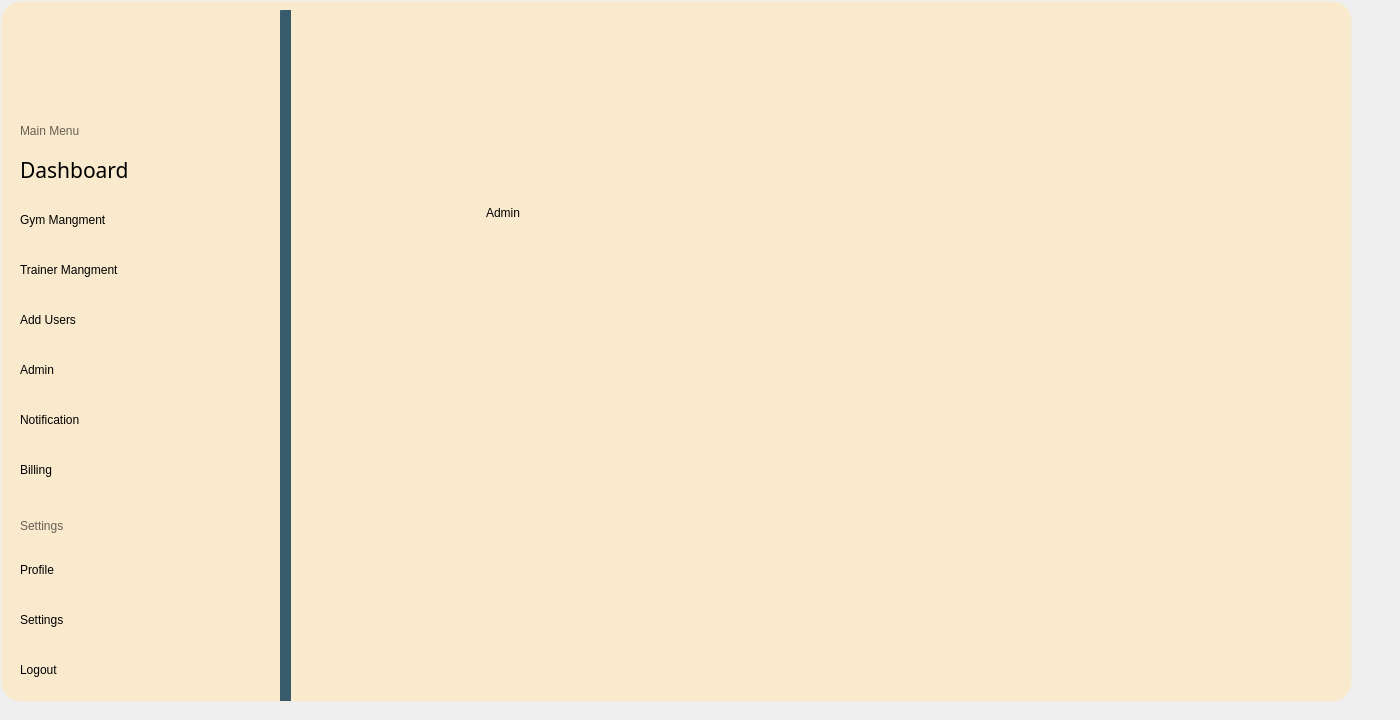
Qt form mainwindow.ui (YousefElbooz/FullGymProject) before a commit.
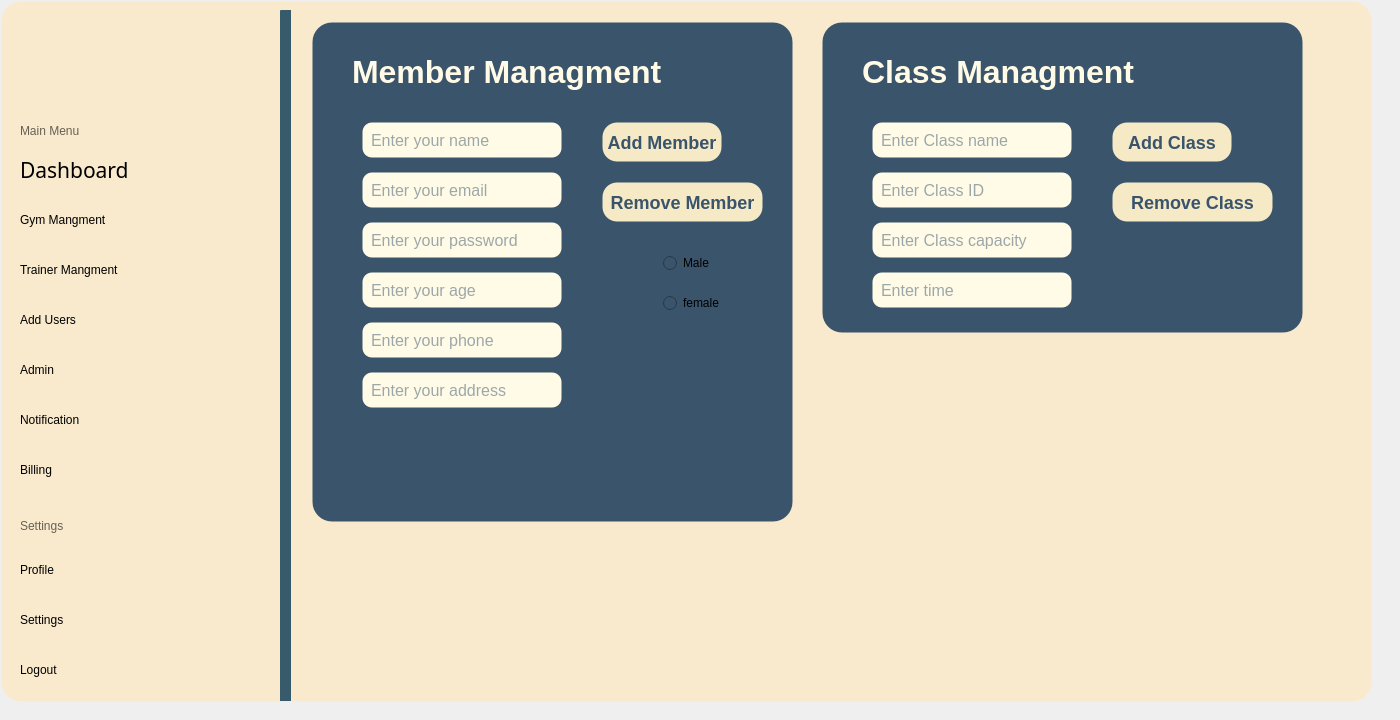
The same form after that commit. The open tabs and pages were chosen to show the change. Icons and pictures are not drawn.

Patch:
```diff
--- a/mainwindow.ui
+++ b/mainwindow.ui
@@ -26,8 +26,8 @@
      <rect>
       <x>0</x>
       <y>0</y>
-      <width>1401</width>
-      <height>801</height>
+      <width>1381</width>
+      <height>731</height>
      </rect>
     </property>
     <property name="styleSheet">
@@ -859,7 +859,7 @@
        <rect>
         <x>0</x>
         <y>0</y>
-        <width>1351</width>
+        <width>1371</width>
         <height>701</height>
        </rect>
       </property>
@@ -2497,21 +2497,331 @@
            <height>691</height>
           </rect>
          </property>
-         <widget class="QLabel" name="label_78">
+         <widget class="QFrame" name="MemberPanel_2">
           <property name="geometry">
            <rect>
-            <x>200</x>
-            <y>160</y>
-            <width>291</width>
-            <height>101</height>
+            <x>30</x>
+            <y>20</y>
+            <width>481</width>
+            <height>500</height>
            </rect>
           </property>
           <property name="styleSheet">
-           <string notr="true">color: rgb(0, 0, 0);</string>
+           <string notr="true">background-color: #3a546b; border-radius: 20px;</string>
           </property>
-          <property name="text">
-           <string>Admin</string>
+          <property name="frameShape">
+           <enum>QFrame::Shape::StyledPanel</enum>
           </property>
+          <widget class="QLabel" name="label_75">
+           <property name="geometry">
+            <rect>
+             <x>30</x>
+             <y>20</y>
+             <width>400</width>
+             <height>60</height>
+            </rect>
+           </property>
+           <property name="styleSheet">
+            <string notr="true">color: #fffbe7; font-family: 'Comic Sans MS', 'Comic Sans', cursive; font-size: 32px; font-weight: bold;</string>
+           </property>
+           <property name="text">
+            <string>Member Managment</string>
+           </property>
+          </widget>
+          <widget class="QLineEdit" name="MemberName_2">
+           <property name="geometry">
+            <rect>
+             <x>50</x>
+             <y>100</y>
+             <width>200</width>
+             <height>36</height>
+            </rect>
+           </property>
+           <property name="styleSheet">
+            <string notr="true">border-radius: 10px; padding: 6px; background: #fffbe7; color: #3a546b; font-size: 16px;</string>
+           </property>
+           <property name="placeholderText">
+            <string>Enter your name</string>
+           </property>
+          </widget>
+          <widget class="QLineEdit" name="MemberEmail_2">
+           <property name="geometry">
+            <rect>
+             <x>50</x>
+             <y>150</y>
+             <width>200</width>
+             <height>36</height>
+            </rect>
+           </property>
+           <property name="styleSheet">
+            <string notr="true">border-radius: 10px; padding: 6px; background: #fffbe7; color: #3a546b; font-size: 16px;</string>
+           </property>
+           <property name="placeholderText">
+            <string>Enter your email</string>
+           </property>
+          </widget>
+          <widget class="QLineEdit" name="MemberPassword_2">
+           <property name="geometry">
+            <rect>
+             <x>50</x>
+             <y>200</y>
+             <width>200</width>
+             <height>36</height>
+            </rect>
+           </property>
+           <property name="styleSheet">
+            <string notr="true">border-radius: 10px; padding: 6px; background: #fffbe7; color: #3a546b; font-size: 16px;</string>
+           </property>
+           <property name="echoMode">
+            <enum>QLineEdit::EchoMode::Password</enum>
+           </property>
+           <property name="placeholderText">
+            <string>Enter your password</string>
+           </property>
+          </widget>
+          <widget class="QLineEdit" name="MememberAge_2">
+           <property name="geometry">
+            <rect>
+             <x>50</x>
+             <y>250</y>
+             <width>200</width>
+             <height>36</height>
+            </rect>
+           </property>
+           <property name="styleSheet">
+            <string notr="true">border-radius: 10px; padding: 6px; background: #fffbe7; color: #3a546b; font-size: 16px;</string>
+           </property>
+           <property name="placeholderText">
+            <string>Enter your age</string>
+           </property>
+          </widget>
+          <widget class="QLineEdit" name="MemberPhone_2">
+           <property name="geometry">
+            <rect>
+             <x>50</x>
+             <y>300</y>
+             <width>200</width>
+             <height>36</height>
+            </rect>
+           </property>
+           <property name="styleSheet">
+            <string notr="true">border-radius: 10px; padding: 6px; background: #fffbe7; color: #3a546b; font-size: 16px;</string>
+           </property>
+           <property name="placeholderText">
+            <string>Enter your phone</string>
+           </property>
+          </widget>
+          <widget class="QLineEdit" name="MemberAddress_2">
+           <property name="geometry">
+            <rect>
+             <x>50</x>
+             <y>350</y>
+             <width>200</width>
+             <height>36</height>
+            </rect>
+           </property>
+           <property name="styleSheet">
+            <string notr="true">border-radius: 10px; padding: 6px; background: #fffbe7; color: #3a546b; font-size: 16px;</string>
+           </property>
+           <property name="placeholderText">
+            <string>Enter your address</string>
+           </property>
+          </widget>
+          <widget class="QPushButton" name="addMemberBtn_2">
+           <property name="geometry">
+            <rect>
+             <x>290</x>
+             <y>100</y>
+             <width>120</width>
+             <height>40</height>
+            </rect>
+           </property>
+           <property name="styleSheet">
+            <string notr="true">background: #f5e9c6; color: #3a546b; border-radius: 15px; font-size: 18px; font-weight: bold;</string>
+           </property>
+           <property name="text">
+            <string>Add Member</string>
+           </property>
+          </widget>
+          <widget class="QPushButton" name="RemoveMemberBtn_3">
+           <property name="geometry">
+            <rect>
+             <x>290</x>
+             <y>160</y>
+             <width>161</width>
+             <height>40</height>
+            </rect>
+           </property>
+           <property name="styleSheet">
+            <string notr="true">background: #f5e9c6; color: #3a546b; border-radius: 15px; font-size: 18px; font-weight: bold;</string>
+           </property>
+           <property name="text">
+            <string>Remove Member</string>
+           </property>
+          </widget>
+          <widget class="QRadioButton" name="radioButton">
+           <property name="geometry">
+            <rect>
+             <x>350</x>
+             <y>230</y>
+             <width>91</width>
+             <height>22</height>
+            </rect>
+           </property>
+           <property name="text">
+            <string>Male</string>
+           </property>
+          </widget>
+          <widget class="QRadioButton" name="radioButton_2">
+           <property name="geometry">
+            <rect>
+             <x>350</x>
+             <y>270</y>
+             <width>91</width>
+             <height>22</height>
+            </rect>
+           </property>
+           <property name="text">
+            <string>female</string>
+           </property>
+          </widget>
+         </widget>
+         <widget class="QFrame" name="ClassPanel_3">
+          <property name="geometry">
+           <rect>
+            <x>540</x>
+            <y>20</y>
+            <width>481</width>
+            <height>311</height>
+           </rect>
+          </property>
+          <property name="styleSheet">
+           <string notr="true">background-color: #3a546b; border-radius: 20px;</string>
+          </property>
+          <property name="frameShape">
+           <enum>QFrame::Shape::StyledPanel</enum>
+          </property>
+          <widget class="QLabel" name="label_76">
+           <property name="geometry">
+            <rect>
+             <x>30</x>
+             <y>20</y>
+             <width>400</width>
+             <height>60</height>
+            </rect>
+           </property>
+           <property name="styleSheet">
+            <string notr="true">color: #fffbe7; font-family: 'Comic Sans MS', 'Comic Sans', cursive; font-size: 32px; font-weight: bold;</string>
+           </property>
+           <property name="text">
+            <string>Class Managment</string>
+           </property>
+          </widget>
+          <widget class="QLineEdit" name="ClassName_3">
+           <property name="geometry">
+            <rect>
+             <x>50</x>
+             <y>100</y>
+             <width>200</width>
+             <height>36</height>
+            </rect>
+           </property>
+           <property name="styleSheet">
+            <string notr="true">border-radius: 10px; padding: 6px; background: #fffbe7; color: #3a546b; font-size: 16px;</string>
+           </property>
+           <property name="placeholderText">
+            <string>Enter Class name</string>
+           </property>
+          </widget>
+          <widget class="QLineEdit" name="ClassID_30">
+           <property name="geometry">
+            <rect>
+             <x>50</x>
+             <y>150</y>
+             <width>200</width>
+             <height>36</height>
+            </rect>
+           </property>
+           <property name="styleSheet">
+            <string notr="true">border-radius: 10px; padding: 6px; background: #fffbe7; color: #3a546b; font-size: 16px;</string>
+           </property>
+           <property name="echoMode">
+            <enum>QLineEdit::EchoMode::Normal</enum>
+           </property>
+           <property name="placeholderText">
+            <string>Enter Class ID</string>
+           </property>
+          </widget>
+          <widget class="QPushButton" name="addClassBtn_3">
+           <property name="geometry">
+            <rect>
+             <x>290</x>
+             <y>100</y>
+             <width>120</width>
+             <height>40</height>
+            </rect>
+           </property>
+           <property name="styleSheet">
+            <string notr="true">background: #f5e9c6; color: #3a546b; border-radius: 15px; font-size: 18px; font-weight: bold;</string>
+           </property>
+           <property name="text">
+            <string>Add Class</string>
+           </property>
+          </widget>
+          <widget class="QPushButton" name="RemoveClassBtn_4">
+           <property name="geometry">
+            <rect>
+             <x>290</x>
+             <y>160</y>
+             <width>161</width>
+             <height>40</height>
+            </rect>
+           </property>
+           <property name="styleSheet">
+            <string notr="true">background: #f5e9c6; color: #3a546b; border-radius: 15px; font-size: 18px; font-weight: bold;</string>
+           </property>
+           <property name="text">
+            <string>Remove Class</string>
+           </property>
+          </widget>
+          <widget class="QLineEdit" name="Class_capacity_31">
+           <property name="geometry">
+            <rect>
+             <x>50</x>
+             <y>200</y>
+             <width>200</width>
+             <height>36</height>
+            </rect>
+           </property>
+           <property name="styleSheet">
+            <string notr="true">border-radius: 10px; padding: 6px; background: #fffbe7; color: #3a546b; font-size: 16px;</string>
+           </property>
+           <property name="echoMode">
+            <enum>QLineEdit::EchoMode::Password</enum>
+           </property>
+           <property name="placeholderText">
+            <string>Enter Class capacity</string>
+           </property>
+          </widget>
+          <widget class="QLineEdit" name="Class_Time_32">
+           <property name="geometry">
+            <rect>
+             <x>50</x>
+             <y>250</y>
+             <width>200</width>
+             <height>36</height>
+            </rect>
+           </property>
+           <property name="styleSheet">
+            <string notr="true">border-radius: 10px; padding: 6px; background: #fffbe7; color: #3a546b; font-size: 16px;</string>
+           </property>
+           <property name="echoMode">
+            <enum>QLineEdit::EchoMode::Normal</enum>
+           </property>
+           <property name="placeholderText">
+            <string>Enter time </string>
+           </property>
+          </widget>
          </widget>
         </widget>
        </widget>
```
Left out of the diff: 968 changed lines with no effect on the pictures.
